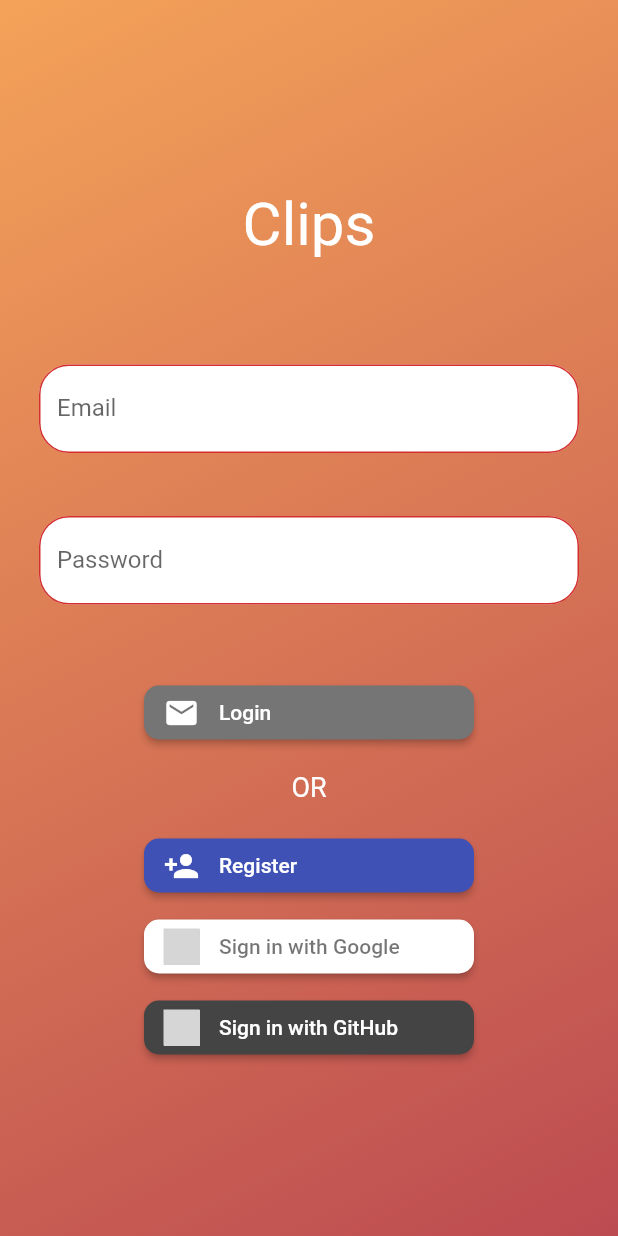
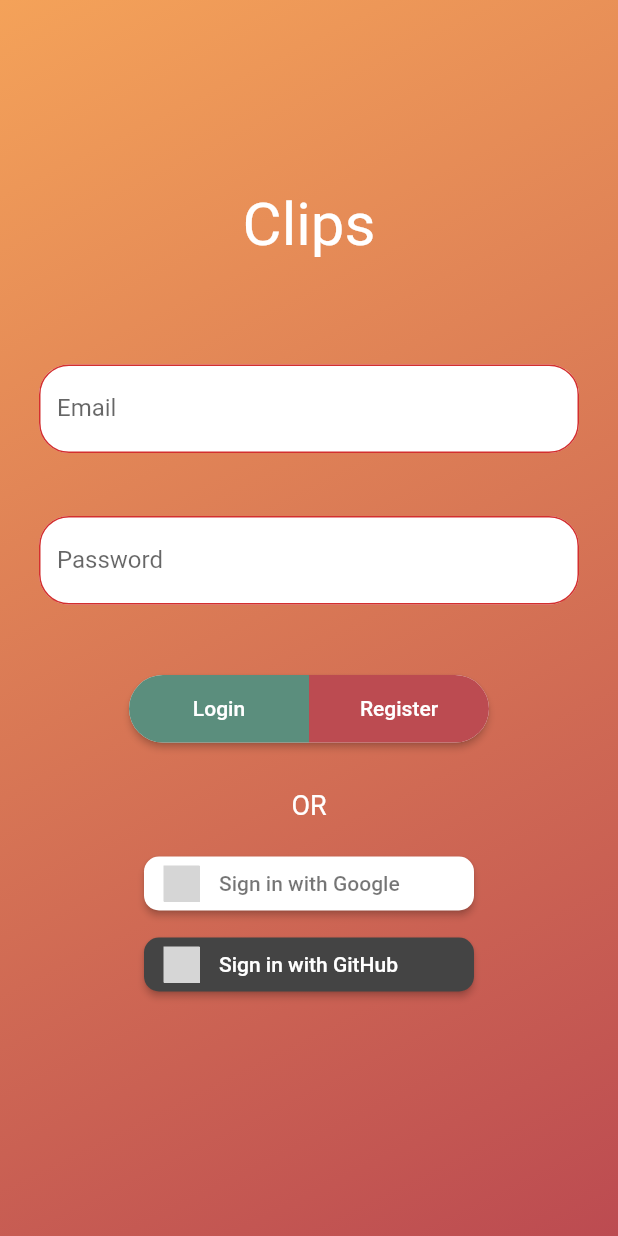
Before and after one commit to GoldinGuy/FlutterLoginExample, a Flutter app: the screen it shows after launch, on a phone screen of 412 x 824 dp. Run offline on Flutter 3.47's test engine with Material 2 defaults, Android fonts, the phone set to English and light mode, and no system bars; our stand-ins replace firebase_auth, firebase_core, flutter_signin_button, google_sign_in; accounts and stored records are empty; grey boxes are pictures that could not be loaded.

Commit message:
combine login and register

```diff
--- a/lib/pages/login.dart
+++ b/lib/pages/login.dart
@@ -15,6 +15,8 @@ class _LoginPageState extends State<LoginPage> {
   final GlobalKey<FormState> _formKey = GlobalKey<FormState>();
   final TextEditingController _emailController = TextEditingController();
   final TextEditingController _passwordController = TextEditingController();
+  bool _success;
+  String _userEmail;
 
   @override
   Widget build(BuildContext context) {
@@ -115,13 +117,41 @@ class _LoginPageState extends State<LoginPage> {
                             obscureText: true,
                           ),
                         ),
-                        Container(
-                          padding: const EdgeInsets.only(top: 16.0),
-                          child: SignInButton(
-                            Buttons.Email,
-                            text: "Login",
+                        SizedBox(
+                          height: 15,
+                        ),
+                        SizedBox(
+                          height: 45.0,
+                          width: 240.0,
+                          child: Material(
+                            shape: StadiumBorder(),
+                            textStyle: Theme.of(context).textTheme.button,
+                            elevation: 2.0,
+                            child: Row(
+                              crossAxisAlignment: CrossAxisAlignment.center,
+                              mainAxisAlignment: MainAxisAlignment.spaceBetween,
+                              children: <Widget>[
+                                Expanded(
+                                  child: RaisedButton(
+                                    elevation: 0.0,
+                                    color: Color(0xff5b8e7d),
                                     shape: RoundedRectangleBorder(
-                                borderRadius: BorderRadius.circular(10)),
+                                        borderRadius: BorderRadius.horizontal(
+                                            left: Radius.circular(50))),
+                                    child: Padding(
+                                      padding: const EdgeInsets.all(0.0),
+                                      child: Column(
+                                        mainAxisAlignment:
+                                            MainAxisAlignment.center,
+                                        children: <Widget>[
+                                          Text(
+                                            "Login",
+                                            style:
+                                                TextStyle(color: Colors.white),
+                                          )
+                                        ],
+                                      ),
+                                    ),
                                     onPressed: () async {
                                       if (_formKey.currentState.validate()) {
                                         _signInWithEmailAndPassword();
@@ -129,6 +159,60 @@ class _LoginPageState extends State<LoginPage> {
                                     },
                                   ),
                                 ),
+                                Expanded(
+                                  child: RaisedButton(
+                                    elevation: 0.0,
+                                    color: Color(0xffbc4b51),
+                                    shape: RoundedRectangleBorder(
+                                        borderRadius: BorderRadius.horizontal(
+                                            right: Radius.circular(50))),
+                                    child: Padding(
+                                      padding: const EdgeInsets.all(2.0),
+                                      child: Column(
+                                        mainAxisAlignment:
+                                            MainAxisAlignment.center,
+                                        children: <Widget>[
+                                          Text(
+                                            "Register",
+                                            style:
+                                                TextStyle(color: Colors.white),
+                                          )
+                                        ],
+                                      ),
+                                    ),
+                                    onPressed: () async {
+                                      if (_formKey.currentState.validate()) {
+                                        _register();
+                                      }
+                                    },
+                                  ),
+                                ),
+                              ],
+                            ),
+                          ),
+                        ),
+                        Container(
+                            alignment: Alignment.center,
+                            child: Text(_success == null
+                                ? ''
+                                : (_success
+                                    ? 'Successfully registered ' + _userEmail
+                                    : 'Registration failed'))),
+                        // Container(
+                        //   padding: const EdgeInsets.only(top: 16.0),
+                        //   child: SignInButtonBuilder(
+                        //     icon: Icons.email,
+                        //     backgroundColor: Color(0xff5b8e7d),
+                        //     text: 'Login',
+                        //     shape: RoundedRectangleBorder(
+                        //         borderRadius: BorderRadius.circular(10)),
+                        //     onPressed: () async {
+                        //       if (_formKey.currentState.validate()) {
+                        //         _signInWithEmailAndPassword();
+                        //       }
+                        //     },
+                        //   ),
+                        // ),
                         SizedBox(
                           height: 15,
                         ),
@@ -139,18 +223,18 @@ class _LoginPageState extends State<LoginPage> {
                         SizedBox(
                           height: 15,
                         ),
-                        Container(
-                          child: SignInButtonBuilder(
-                            icon: Icons.person_add,
-                            backgroundColor: Colors.indigo,
-                            text: 'Register',
-                            shape: RoundedRectangleBorder(
-                                borderRadius: BorderRadius.circular(10)),
-                            onPressed: () =>
-                                Navigator.pushNamed(context, '/signup'),
-                          ),
-                          padding: const EdgeInsets.symmetric(vertical: 3),
-                        ),
+                        // Container(
+                        //   child: SignInButtonBuilder(
+                        //     icon: Icons.person_add,
+                        //     backgroundColor: Color(0xff8cb369),
+                        //     text: 'Register',
+                        //     shape: RoundedRectangleBorder(
+                        //         borderRadius: BorderRadius.circular(10)),
+                        //     onPressed: () =>
+                        //         Navigator.pushNamed(context, '/signup'),
+                        //   ),
+                        //   padding: const EdgeInsets.symmetric(vertical: 3),
+                        // ),
                         Container(
                           child: SignInButton(
                             Buttons.Google,
@@ -257,6 +341,22 @@ class _LoginPageState extends State<LoginPage> {
       Scaffold.of(context).showSnackBar(SnackBar(
         content: Text("Failed to sign in with Google: $e"),
       ));
+    }
+  }
+
+  void _register() async {
+    final User user = (await _auth.createUserWithEmailAndPassword(
+      email: _emailController.text,
+      password: _passwordController.text,
+    ))
+        .user;
+    if (user != null) {
+      setState(() {
+        _success = true;
+        _userEmail = user.email;
+      });
+    } else {
+      _success = false;
     }
   }
 
```
Lines whose indentation alone changed are shown as unchanged.
